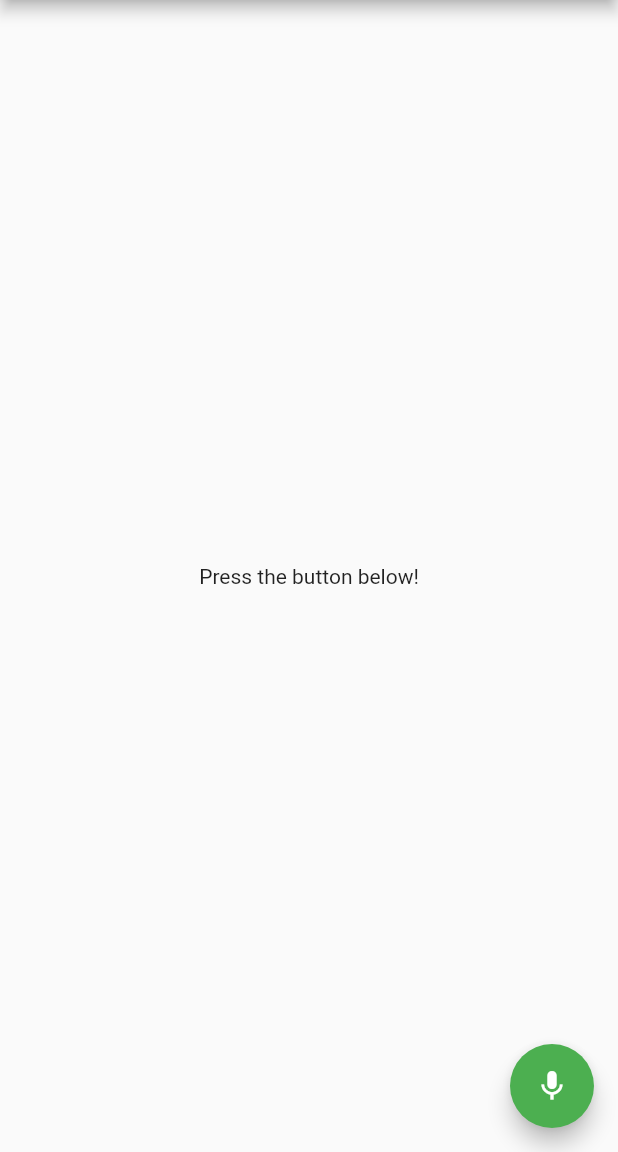
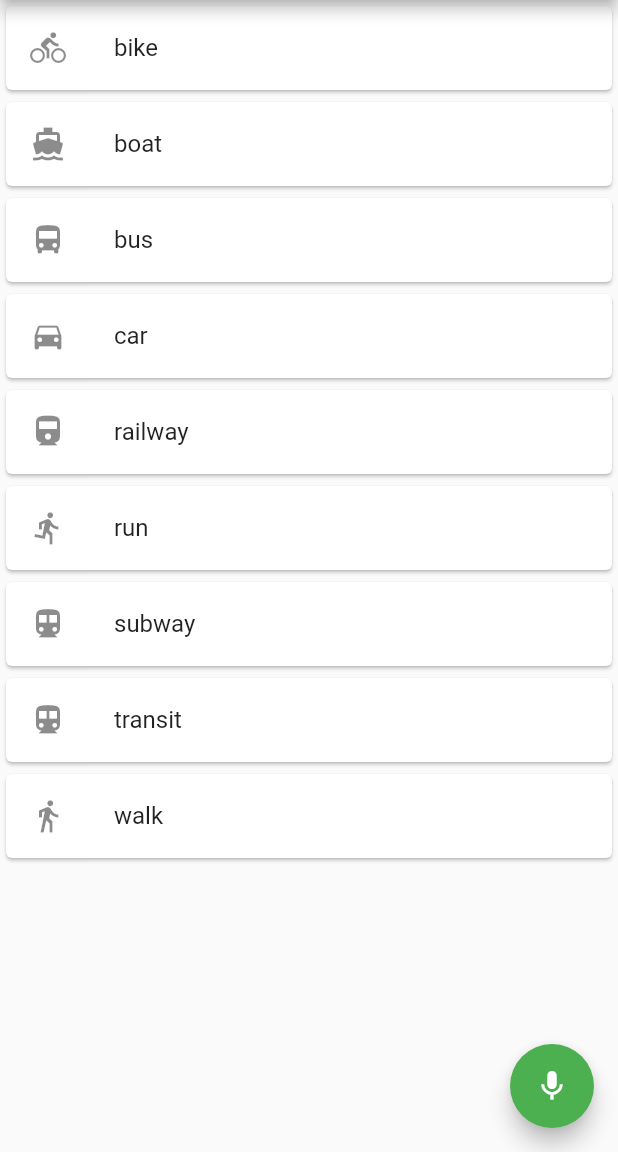
Before and after one commit to sound2midi/sound2midi, a Flutter app: the screen it shows after launch, on a phone screen of 412 x 824 dp, the part 84-1236 px from its top. Run offline on Flutter 3.47's test engine with Material 2 defaults, Android fonts, the phone set to English and light mode, and no system bars; missing offline and left inert: record.

Commit message:
setup new

```diff
--- a/lib/main.dart
+++ b/lib/main.dart
@@ -1,10 +1,33 @@
 import 'package:flutter/material.dart';
 import 'package:record/record.dart';
 
-void main() {
-  runApp(const MyApp());
+class ListItem extends StatelessWidget {
+  const ListItem({super.key});
+
+  @override
+  Widget build(BuildContext context) {
+
+    final titles = ['bike', 'boat', 'bus', 'car',
+      'railway', 'run', 'subway', 'transit', 'walk'];
+
+    final icons = [Icons.directions_bike, Icons.directions_boat,
+      Icons.directions_bus, Icons.directions_car, Icons.directions_railway,
+      Icons.directions_run, Icons.directions_subway, Icons.directions_transit,
+      Icons.directions_walk];
+
+    return ListView.builder(
+      itemCount: titles.length,
+      itemBuilder: (context, index) {
+        return Card( //                           <-- Card widget
+          child: ListTile(
+            leading: Icon(icons[index]),
+            title: Text(titles[index]),
+          ),
+        );
+      },
+    );
+  }
 }
-
 class MyApp extends StatelessWidget {
   const MyApp({super.key});
 
@@ -16,7 +39,9 @@ class MyApp extends StatelessWidget {
         appBar: AppBar(
           title: const Text('Sound Detection'),
         ),
-        body: const Center(child: Text('Press the button below!')),
+        body:
+            ListItem(),
+
         floatingActionButton: FloatingActionButton(
           onPressed: () {
             // Add your onPressed code here!
@@ -28,3 +53,14 @@ class MyApp extends StatelessWidget {
     );
   }
 }
+
+void main() {
+  runApp(
+    const MaterialApp(
+      title: 'My app', // used by the OS task switcher
+      home: SafeArea(
+        child: MyApp(),
+      ),
+    ),
+  );
+}
```
